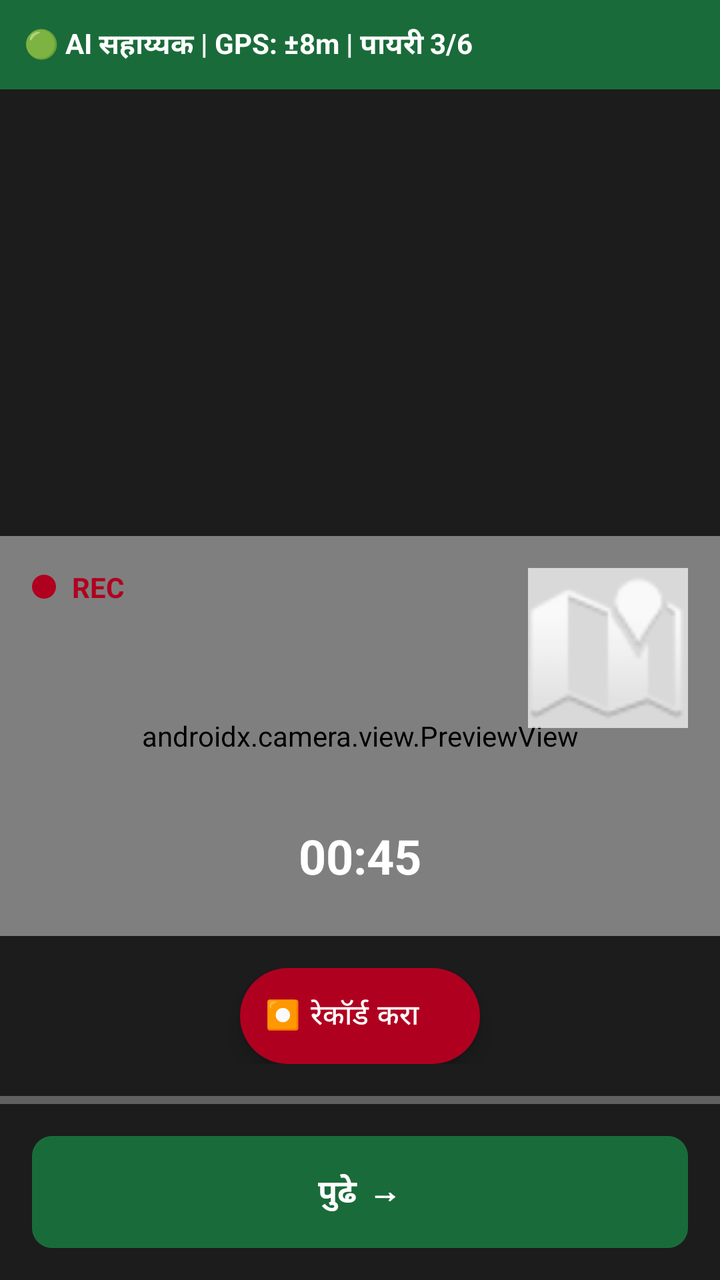
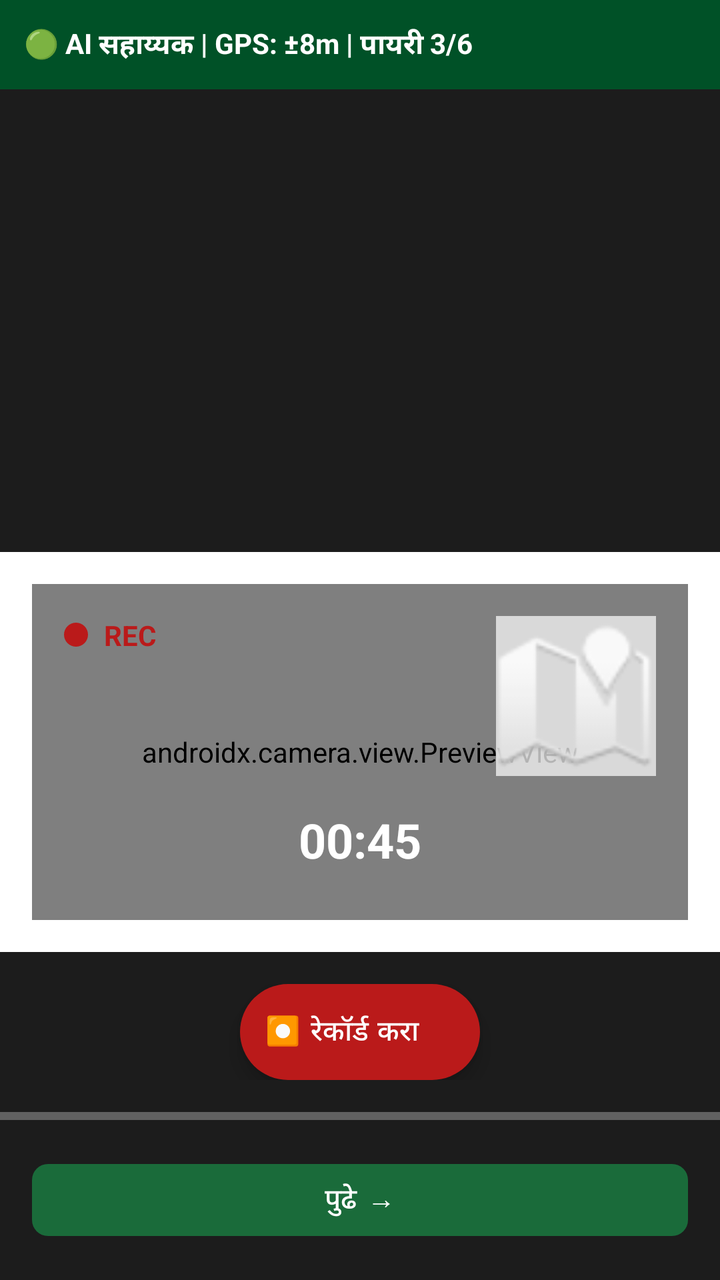

Compare the two renders of this Android layout. The source of the first and the diff that turns it into the second are given below.
<!-- AndroidManifest.xml: application theme Theme.EPeekPahani -->
<!-- res/layout/fragment_loss_claim_step3.xml -->
<?xml version="1.0" encoding="utf-8"?>
<LinearLayout xmlns:android="http://schemas.android.com/apk/res/android"
    xmlns:app="http://schemas.android.com/apk/res-auto"
    android:layout_width="match_parent"
    android:layout_height="match_parent"
    android:orientation="vertical">

    <FrameLayout
        android:id="@+id/online_mode_container"
        android:layout_width="match_parent"
        android:layout_height="match_parent"
        android:background="#1C1C1C"
        android:visibility="visible">
        
        <LinearLayout
            android:layout_width="match_parent"
            android:layout_height="match_parent"
            android:orientation="vertical">
            
            <LinearLayout
                android:layout_width="match_parent"
                android:layout_height="wrap_content"
                android:orientation="horizontal"
                android:background="@color/green_primary"
                android:padding="12dp"
                android:gravity="center_vertical">
                <TextView android:layout_width="0dp" android:layout_height="wrap_content" android:layout_weight="1" android:text="🟢 AI सहाय्यक | GPS: ±8m | पायरी 3/6" android:textColor="@color/text_white" android:textSize="14sp" android:textStyle="bold"/>
            </LinearLayout>
            
            <androidx.recyclerview.widget.RecyclerView
                android:id="@+id/rv_ai_chat"
                android:layout_width="match_parent"
                android:layout_height="0dp"
                android:layout_weight="1"
                android:padding="16dp"
                android:clipToPadding="false"/>
                
            <com.google.android.material.card.MaterialCardView
                android:layout_width="match_parent"
                android:layout_height="200dp"
                app:cardCornerRadius="0dp"
                app:cardElevation="0dp">
                <FrameLayout android:layout_width="match_parent" android:layout_height="match_parent">
                    <androidx.camera.view.PreviewView
                        android:id="@+id/camera_preview"
                        android:layout_width="match_parent"
                        android:layout_height="match_parent" />
                    
                    <LinearLayout android:layout_width="wrap_content" android:layout_height="wrap_content" android:orientation="horizontal" android:gravity="center_vertical" android:layout_margin="16dp">
                        <View android:layout_width="12dp" android:layout_height="12dp" android:background="@drawable/shape_circle_red" /> 
                        <TextView android:layout_width="wrap_content" android:layout_height="wrap_content" android:text="REC" android:textColor="@color/error" android:textStyle="bold" android:layout_marginStart="8dp"/>
                    </LinearLayout>
                    
                    <ImageView android:layout_width="80dp" android:layout_height="80dp" android:src="@android:drawable/ic_dialog_map" android:background="#B3FFFFFF" android:layout_gravity="top|end" android:layout_margin="16dp"/>
                    
                    <TextView android:layout_width="wrap_content" android:layout_height="wrap_content" android:text="00:45" android:textColor="@color/text_white" android:textSize="24sp" android:textStyle="bold" android:layout_gravity="bottom|center_horizontal" android:layout_marginBottom="24dp"/>
                </FrameLayout>
            </com.google.android.material.card.MaterialCardView>

            <LinearLayout
                android:layout_width="match_parent"
                android:layout_height="wrap_content"
                android:orientation="horizontal"
                android:background="#1C1C1C"
                android:padding="16dp"
                android:gravity="center">
                
                <com.google.android.material.floatingactionbutton.ExtendedFloatingActionButton
                    android:id="@+id/btn_record_online"
                    android:layout_width="wrap_content"
                    android:layout_height="wrap_content"
                    android:text="⏺ रेकॉर्ड करा"
                    android:textColor="@color/text_white"
                    app:backgroundTint="@color/error"/>
            </LinearLayout>

            <com.google.android.material.progressindicator.LinearProgressIndicator
                android:layout_width="match_parent"
                android:layout_height="wrap_content"
                android:progress="50"
                app:indicatorColor="@color/green_primary"
                app:trackColor="#4DFFFFFF" />
                
            <com.google.android.material.button.MaterialButton
                android:id="@+id/btn_next_online"
                style="@style/Widget.App.Button.Primary"
                android:layout_width="match_parent"
                android:layout_height="wrap_content"
                android:layout_margin="16dp"
                android:enabled="false"
                android:text="पुढे →" />
        </LinearLayout>
    </FrameLayout>

    <FrameLayout
        android:id="@+id/offline_mode_container"
        android:layout_width="match_parent"
        android:layout_height="match_parent"
        android:background="@color/bg_screen"
        android:visibility="gone">
        <LinearLayout
            android:layout_width="match_parent"
            android:layout_height="match_parent"
            android:orientation="vertical">
            
            <TextView
                android:layout_width="match_parent"
                android:layout_height="wrap_content"
                android:text="🔴 ऑफलाइन मोड"
                android:textColor="@color/text_white"
                android:textStyle="bold"
                android:gravity="center"
                android:padding="12dp"
                android:background="@color/saffron"/>
                
            <androidx.viewpager2.widget.ViewPager2
                android:id="@+id/viewpager_steps"
                android:layout_width="match_parent"
                android:layout_height="0dp"
                android:layout_weight="1" />
                
            <LinearLayout
                android:layout_width="match_parent"
                android:layout_height="wrap_content"
                android:orientation="horizontal"
                android:padding="16dp">
                
                <com.google.android.material.button.MaterialButton
                    android:id="@+id/btn_prev_offline"
                    style="@style/Widget.App.Button.Outline"
                    android:layout_width="0dp"
                    android:layout_height="wrap_content"
                    android:layout_weight="1"
                    android:layout_marginEnd="8dp"
                    android:text="← मागे" />
                    
                <com.google.android.material.button.MaterialButton
                    android:id="@+id/btn_next_offline"
                    style="@style/Widget.App.Button.Primary"
                    android:layout_width="0dp"
                    android:layout_height="wrap_content"
                    android:layout_weight="1"
                    android:layout_marginStart="8dp"
                    android:enabled="false"
                    android:text="पुढे →" />
            </LinearLayout>
        </LinearLayout>
    </FrameLayout>
</LinearLayout>
<!-- resources referenced by this layout -->
<resources>
  <color name="bg_screen">#F2F5F1</color>
  <color name="error">#B00020</color>
  <color name="green_primary">#1a6b3a</color>
  <color name="text_white">#FFFFFF</color>
  <style name="Widget.App.Button.Primary" parent="Widget.MaterialComponents.Button">
          <item name="backgroundTint">@color/green_primary</item>
          <item name="android:textColor">@color/text_white</item>
          <item name="shapeAppearanceOverlay">@style/ShapeAppearance.App.SmallComponent</item>
          <item name="android:minHeight">56dp</item>
          <item name="android:insetTop">0dp</item>
          <item name="android:insetBottom">0dp</item>
          <item name="elevation">0dp</item>
          <item name="android:textSize">16sp</item>
          <item name="android:textStyle">bold</item>
          <item name="rippleColor">@color/ripple</item>
      </style>
  <style name="ShapeAppearance.App.SmallComponent" parent="ShapeAppearance.MaterialComponents.SmallComponent">
          <item name="cornerFamily">rounded</item>
          <item name="cornerSize">10dp</item>
      </style>
  <color name="ripple">#1a1a6b3a</color>
  <style name="Theme.App" parent="Theme.MaterialComponents.Light.NoActionBar">
          <item name="colorPrimary">@color/green_primary</item>
          <item name="colorPrimaryVariant">@color/green_dark</item>
          <item name="colorOnPrimary">@color/text_white</item>
          <item name="colorSecondary">@color/saffron</item>
          <item name="colorSecondaryVariant">@color/saffron_dark</item>
          <item name="colorOnSecondary">@color/text_white</item>
          <item name="colorError">@color/error</item>
          <item name="colorOnError">@color/text_white</item>
          <item name="colorSurface">@color/bg_card</item>
          <item name="colorOnSurface">@color/text_primary</item>
          <item name="android:colorBackground">@color/bg_screen</item>
          <item name="colorOnBackground">@color/text_primary</item>
  
          
          <item name="materialButtonStyle">@style/Widget.App.Button.Primary</item>
          <item name="textInputStyle">@style/Widget.App.TextInputLayout</item>
  
          
          <item name="shapeAppearanceSmallComponent">@style/ShapeAppearance.App.SmallComponent</item>
          <item name="shapeAppearanceMediumComponent">@style/ShapeAppearance.App.MediumComponent</item>
          <item name="shapeAppearanceLargeComponent">@style/ShapeAppearance.App.LargeComponent</item>
      </style>
  <color name="green_dark">#0f4a27</color>
  <color name="saffron_dark">#e65100</color>
  <color name="bg_card">#FFFFFF</color>
  <color name="text_primary">#1C1C1C</color>
  <style name="Widget.App.TextInputLayout" parent="Widget.MaterialComponents.TextInputLayout.OutlinedBox">
          <item name="boxStrokeColor">@color/green_primary</item>
          <item name="hintTextColor">@color/green_primary</item>
          <item name="android:textColorHint">@color/text_hint</item>
          <item name="shapeAppearanceOverlay">@style/ShapeAppearance.App.SmallComponent</item>
      </style>
  <style name="ShapeAppearance.App.MediumComponent" parent="ShapeAppearance.MaterialComponents.MediumComponent">
          <item name="cornerFamily">rounded</item>
          <item name="cornerSize">12dp</item>
      </style>
  <style name="ShapeAppearance.App.LargeComponent" parent="ShapeAppearance.MaterialComponents.LargeComponent">
          <item name="cornerFamily">rounded</item>
          <item name="cornerSize">16dp</item>
      </style>
  <color name="text_hint">#9CA3AF</color>
  <!-- unchanged entries left out for length: 5 -->
</resources>

<!-- the commit's change to res/layout/fragment_loss_claim_step3.xml (unified diff, before → after) -->
@@ -24,7 +24,7 @@
                 android:background="@color/green_primary"
                 android:padding="12dp"
                 android:gravity="center_vertical">
-                <TextView android:layout_width="0dp" android:layout_height="wrap_content" android:layout_weight="1" android:text="🟢 AI सहाय्यक | GPS: ±8m | पायरी 3/6" android:textColor="@color/text_white" android:textSize="14sp" android:textStyle="bold"/>
+                <TextView android:layout_width="0dp" android:layout_height="wrap_content" android:layout_weight="1" android:text="@string/str_auto_108" android:textColor="@color/text_white" android:textSize="14sp" android:textStyle="bold"/>
             </LinearLayout>
             
             <androidx.recyclerview.widget.RecyclerView
@@ -48,12 +48,12 @@
                     
                     <LinearLayout android:layout_width="wrap_content" android:layout_height="wrap_content" android:orientation="horizontal" android:gravity="center_vertical" android:layout_margin="16dp">
                         <View android:layout_width="12dp" android:layout_height="12dp" android:background="@drawable/shape_circle_red" /> 
-                        <TextView android:layout_width="wrap_content" android:layout_height="wrap_content" android:text="REC" android:textColor="@color/error" android:textStyle="bold" android:layout_marginStart="8dp"/>
+                        <TextView android:layout_width="wrap_content" android:layout_height="wrap_content" android:text="@string/str_auto_109" android:textColor="@color/error" android:textStyle="bold" android:layout_marginStart="8dp"/>
                     </LinearLayout>
                     
                     <ImageView android:layout_width="80dp" android:layout_height="80dp" android:src="@android:drawable/ic_dialog_map" android:background="#B3FFFFFF" android:layout_gravity="top|end" android:layout_margin="16dp"/>
                     
-                    <TextView android:layout_width="wrap_content" android:layout_height="wrap_content" android:text="00:45" android:textColor="@color/text_white" android:textSize="24sp" android:textStyle="bold" android:layout_gravity="bottom|center_horizontal" android:layout_marginBottom="24dp"/>
+                    <TextView android:layout_width="wrap_content" android:layout_height="wrap_content" android:text="@string/str_auto_110" android:textColor="@color/text_white" android:textSize="24sp" android:textStyle="bold" android:layout_gravity="bottom|center_horizontal" android:layout_marginBottom="24dp"/>
                 </FrameLayout>
             </com.google.android.material.card.MaterialCardView>
 
@@ -69,7 +69,7 @@
                     android:id="@+id/btn_record_online"
                     android:layout_width="wrap_content"
                     android:layout_height="wrap_content"
-                    android:text="⏺ रेकॉर्ड करा"
+                    android:text="@string/str_auto_111"
                     android:textColor="@color/text_white"
                     app:backgroundTint="@color/error"/>
             </LinearLayout>
@@ -88,7 +88,7 @@
                 android:layout_height="wrap_content"
                 android:layout_margin="16dp"
                 android:enabled="false"
-                android:text="पुढे →" />
+                android:text="@string/str_auto_107" />
         </LinearLayout>
     </FrameLayout>
 
@@ -106,7 +106,7 @@
             <TextView
                 android:layout_width="match_parent"
                 android:layout_height="wrap_content"
-                android:text="🔴 ऑफलाइन मोड"
+                android:text="@string/str_auto_112"
                 android:textColor="@color/text_white"
                 android:textStyle="bold"
                 android:gravity="center"
@@ -132,7 +132,7 @@
                     android:layout_height="wrap_content"
                     android:layout_weight="1"
                     android:layout_marginEnd="8dp"
-                    android:text="← मागे" />
+                    android:text="@string/str_auto_113" />
                     
                 <com.google.android.material.button.MaterialButton
                     android:id="@+id/btn_next_offline"
@@ -142,7 +142,7 @@
                     android:layout_weight="1"
                     android:layout_marginStart="8dp"
                     android:enabled="false"
-                    android:text="पुढे →" />
+                    android:text="@string/str_auto_107" />
             </LinearLayout>
         </LinearLayout>
     </FrameLayout>
<!-- resource entries referenced after the edit -->
@@ -1,39 +1,39 @@
 <!-- resources referenced by this layout -->
 <resources>
-  <color name="bg_screen">#F2F5F1</color>
-  <color name="error">#B00020</color>
-  <color name="green_primary">#1a6b3a</color>
-  <color name="text_white">#FFFFFF</color>
+  <color name="bg_screen">#F2F6F2</color>
+  <color name="error">#ba1a1a</color>
+  <color name="green_primary">#005127</color>
+  <color name="text_white">#ffffff</color>
+  <string name="str_auto_107">पुढे →</string>
+  <string name="str_auto_108">🟢 AI सहाय्यक | GPS: ±8m | पायरी 3/6</string>
+  <string name="str_auto_109">REC</string>
+  <string name="str_auto_110">00:45</string>
+  <string name="str_auto_111">⏺ रेकॉर्ड करा</string>
+  <string name="str_auto_112">🔴 ऑफलाइन मोड</string>
+  <string name="str_auto_113">← मागे</string>
   <style name="Widget.App.Button.Primary" parent="Widget.MaterialComponents.Button">
-          <item name="backgroundTint">@color/green_primary</item>
-          <item name="android:textColor">@color/text_white</item>
-          <item name="shapeAppearanceOverlay">@style/ShapeAppearance.App.SmallComponent</item>
-          <item name="android:minHeight">56dp</item>
-          <item name="android:insetTop">0dp</item>
-          <item name="android:insetBottom">0dp</item>
-          <item name="elevation">0dp</item>
-          <item name="android:textSize">16sp</item>
-          <item name="android:textStyle">bold</item>
-          <item name="rippleColor">@color/ripple</item>
+          <item name="shapeAppearanceOverlay">@style/ShapeAppearance.App.MediumComponent</item>
+          <item name="android:minHeight">48dp</item>
+          <item name="backgroundTint">@color/primary_container</item>
+          <item name="android:textColor">@color/on_primary</item>
       </style>
   <style name="ShapeAppearance.App.SmallComponent" parent="ShapeAppearance.MaterialComponents.SmallComponent">
           <item name="cornerFamily">rounded</item>
-          <item name="cornerSize">10dp</item>
+          <item name="cornerSize">4dp</item>
       </style>
-  <color name="ripple">#1a1a6b3a</color>
   <style name="Theme.App" parent="Theme.MaterialComponents.Light.NoActionBar">
-          <item name="colorPrimary">@color/green_primary</item>
-          <item name="colorPrimaryVariant">@color/green_dark</item>
-          <item name="colorOnPrimary">@color/text_white</item>
-          <item name="colorSecondary">@color/saffron</item>
-          <item name="colorSecondaryVariant">@color/saffron_dark</item>
-          <item name="colorOnSecondary">@color/text_white</item>
+          <item name="colorPrimary">@color/primary</item>
+          <item name="colorPrimaryVariant">@color/primary_container</item>
+          <item name="colorOnPrimary">@color/on_primary</item>
+          <item name="colorSecondary">@color/secondary</item>
+          <item name="colorSecondaryVariant">@color/secondary_container</item>
+          <item name="colorOnSecondary">@color/on_secondary</item>
           <item name="colorError">@color/error</item>
-          <item name="colorOnError">@color/text_white</item>
-          <item name="colorSurface">@color/bg_card</item>
-          <item name="colorOnSurface">@color/text_primary</item>
-          <item name="android:colorBackground">@color/bg_screen</item>
-          <item name="colorOnBackground">@color/text_primary</item>
+          <item name="colorOnError">@color/on_error</item>
+          <item name="colorSurface">@color/surface</item>
+          <item name="colorOnSurface">@color/on_surface</item>
+          <item name="android:colorBackground">@color/background</item>
+          <item name="colorOnBackground">@color/on_background</item>
   
           
           <item name="materialButtonStyle">@style/Widget.App.Button.Primary</item>
@@ -43,26 +43,39 @@
           <item name="shapeAppearanceSmallComponent">@style/ShapeAppearance.App.SmallComponent</item>
           <item name="shapeAppearanceMediumComponent">@style/ShapeAppearance.App.MediumComponent</item>
           <item name="shapeAppearanceLargeComponent">@style/ShapeAppearance.App.LargeComponent</item>
+          
+          <item name="materialCardViewStyle">@style/Widget.App.CardView</item>
       </style>
-  <color name="green_dark">#0f4a27</color>
-  <color name="saffron_dark">#e65100</color>
-  <color name="bg_card">#FFFFFF</color>
-  <color name="text_primary">#1C1C1C</color>
+  <color name="primary">#005127</color>
+  <color name="secondary">#48654e</color>
+  <color name="secondary_container">#caebcd</color>
+  <color name="on_secondary">#ffffff</color>
+  <color name="on_error">#ffffff</color>
+  <color name="surface">#f7fbf3</color>
+  <color name="on_surface">#181d18</color>
+  <color name="background">#f7fbf3</color>
+  <color name="on_background">#181d18</color>
   <style name="Widget.App.TextInputLayout" parent="Widget.MaterialComponents.TextInputLayout.OutlinedBox">
-          <item name="boxStrokeColor">@color/green_primary</item>
-          <item name="hintTextColor">@color/green_primary</item>
-          <item name="android:textColorHint">@color/text_hint</item>
           <item name="shapeAppearanceOverlay">@style/ShapeAppearance.App.SmallComponent</item>
+          <item name="boxStrokeColor">@color/primary_container</item>
       </style>
   <style name="ShapeAppearance.App.MediumComponent" parent="ShapeAppearance.MaterialComponents.MediumComponent">
           <item name="cornerFamily">rounded</item>
-          <item name="cornerSize">12dp</item>
+          <item name="cornerSize">8dp</item>
       </style>
+  <color name="primary_container">#1a6b3a</color>
+  <color name="on_primary">#ffffff</color>
   <style name="ShapeAppearance.App.LargeComponent" parent="ShapeAppearance.MaterialComponents.LargeComponent">
           <item name="cornerFamily">rounded</item>
-          <item name="cornerSize">16dp</item>
+          <item name="cornerSize">10dp</item>
       </style>
-  <color name="text_hint">#9CA3AF</color>
+  <style name="Widget.App.CardView" parent="Widget.MaterialComponents.CardView">
+          <item name="shapeAppearanceOverlay">@style/ShapeAppearance.App.LargeComponent</item>
+          <item name="cardBackgroundColor">@color/surface_container_lowest</item>
+          <item name="cardElevation">4dp</item>
+          <item name="contentPadding">16dp</item>
+      </style>
+  <color name="surface_container_lowest">#ffffff</color>
   <!-- unchanged entries left out for length: 5 -->
 </resources>
 
